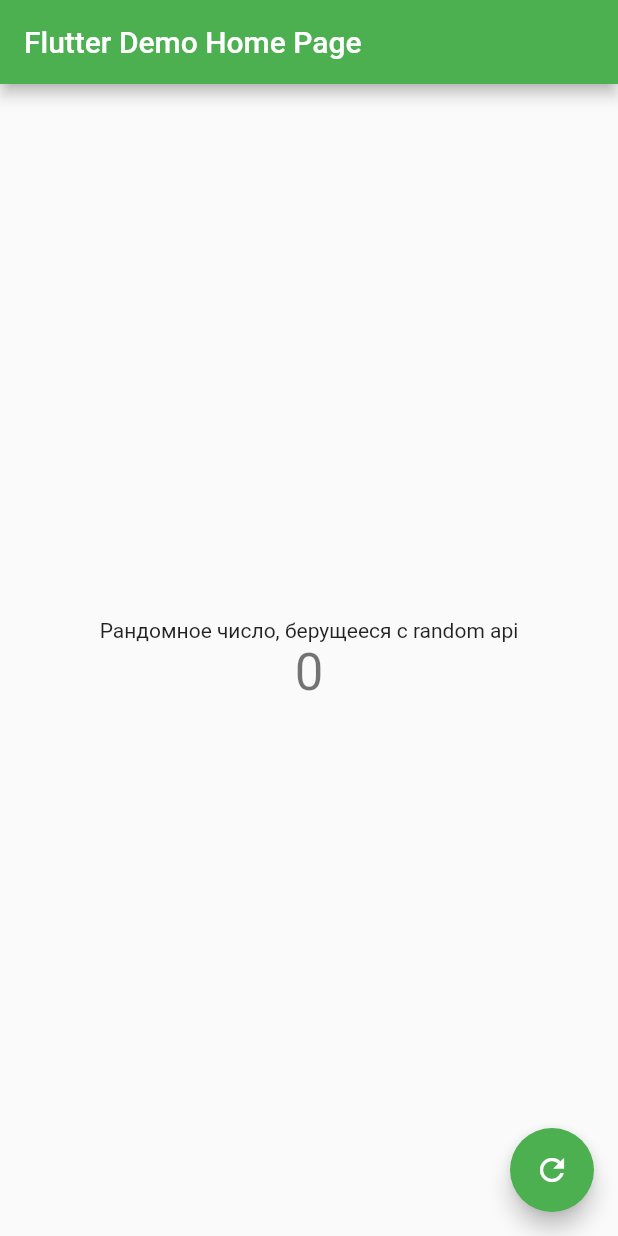
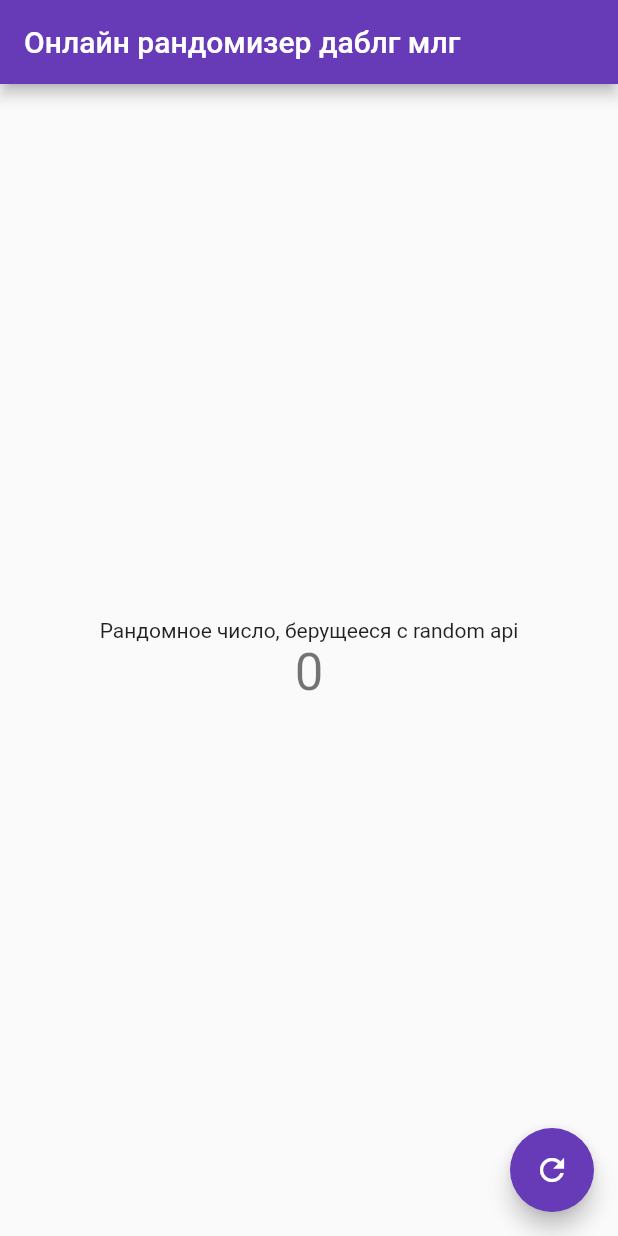
Before and after one commit to mothersjacke7/FlutterDev, a Flutter app: the screen it shows after launch, on a phone screen of 412 x 824 dp. Run offline on Flutter 3.47's test engine with Material 2 defaults, Android fonts, the phone set to English and light mode, and no system bars; our stand-ins replace dio.

Commit message:
refactoring main.dart adds russian titles

```diff
--- a/flutter_project1/lib/main.dart
+++ b/flutter_project1/lib/main.dart
@@ -14,9 +14,9 @@ class MyApp extends StatelessWidget {
     return MaterialApp(
       title: 'Flutter Demo',
       theme: ThemeData(
-        primarySwatch: Colors.green,
+        primarySwatch: Colors.deepPurple,
       ),
-      home: const MyHomePage(title: 'Flutter Demo Home Page'),
+      home: const MyHomePage(title: 'Онлайн рандомизер даблг млг'),
     );
   }
 }
```
